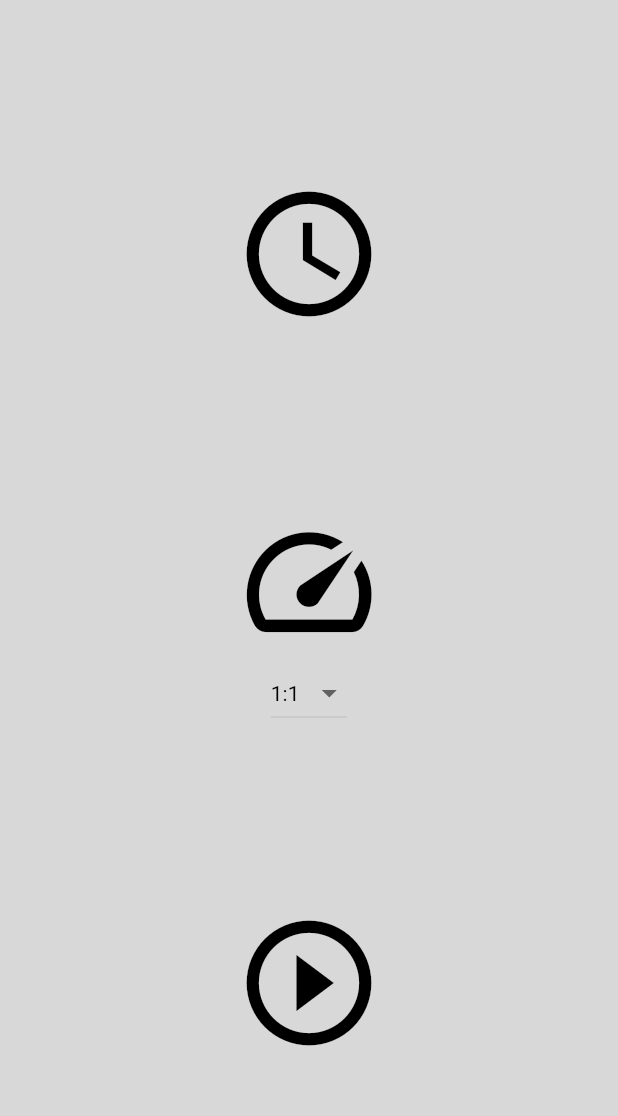
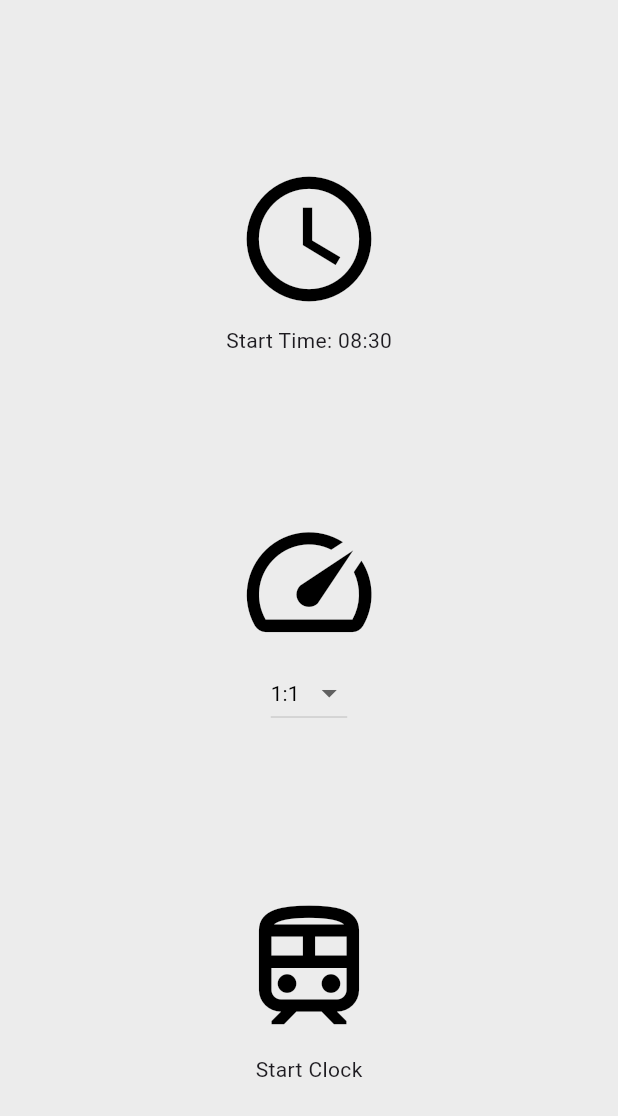
Before and after one commit to RunProgram/Chrono-Loco-Fast-Clock-, a Flutter app: the screen it shows after launch, on a phone screen of 412 x 824 dp. Shown: the top 1116 px of the screen. Run offline on Flutter 3.47's test engine with Material 3 defaults, Android fonts, the phone set to English and light mode, and no system bars; our stand-ins replace firebase_core; accounts and stored records are empty.

Commit message:
Added analog clock and cleaned up UI a little bit.

```diff
--- a/lib/homepage.dart
+++ b/lib/homepage.dart
@@ -16,6 +16,16 @@ class _HomePageState extends State<HomePage>{
 
   int speed = 1;
 
+  String sMinute = "";
+  String sHour = "";
+
+  @override
+  void initState(){
+    super.initState();
+    sHour = _timeOfDay.hour.toString().padLeft(2, "0");
+    sMinute = _timeOfDay.minute.toString().padLeft(2, "0");
+  }
+
   void _showTimePicker(){
     showTimePicker(
       context: context,
@@ -27,6 +37,9 @@ class _HomePageState extends State<HomePage>{
           }
 
           _timeOfDay = value;
+
+          sHour = _timeOfDay.hour.toString().padLeft(2, "0");
+          sMinute = _timeOfDay.minute.toString().padLeft(2, "0");
 
       });
     });
@@ -51,10 +64,12 @@ class _HomePageState extends State<HomePage>{
   Widget build(BuildContext context){
     return Scaffold(
       body: Center(
+
         child: Column(
           mainAxisAlignment: MainAxisAlignment.spaceEvenly,
           children: [
-            IconButton(
+            Column(children: [
+              IconButton(
               onPressed: _showTimePicker,
               icon: const Icon(
                 Icons.access_time,
@@ -66,9 +81,10 @@ class _HomePageState extends State<HomePage>{
              // ),
               color: Colors.black,
             ),
+            Text('Start Time: ' + sHour + ':' + sMinute),
+            ],),
 
             Column(children: [
-
             const Icon(
               Icons.speed,
               size: 100,
@@ -92,10 +108,11 @@ class _HomePageState extends State<HomePage>{
 
             ],),
 
-            IconButton(
+            Column(children: [
+              IconButton(
               onPressed: nextPage,
               icon: const Icon(
-                Icons.play_circle_outline,
+                Icons.train_outlined,
               ),
               iconSize: 100,
               //child: const Padding(
@@ -103,7 +120,11 @@ class _HomePageState extends State<HomePage>{
               //  child: Text('START', style: TextStyle(color: Colors.white, fontSize: 30)),
               //),
               color: Colors.black,
-            )
+            ),
+
+            Text("Start Clock"),
+
+            ],)
           ],
         ),
       ),
--- a/lib/main.dart
+++ b/lib/main.dart
@@ -1,11 +1,10 @@
 import 'package:flutter/material.dart';
 import 'homepage.dart';
 
-import 'package:firebase_core/firebase_core.dart';
-import 'firebase_options.dart';
+//import 'package:firebase_core/firebase_core.dart';
+//import 'firebase_options.dart';
 
 void main() {
-
   runApp(const MyApp());
 }
 
@@ -22,7 +21,7 @@ class MyApp extends StatelessWidget {
     return MaterialApp(
       debugShowCheckedModeBanner: false,
       title: 'Fast Clock',
-      theme: ThemeData(scaffoldBackgroundColor: const Color(0xFFD8D8D8,),),
+      theme: ThemeData(scaffoldBackgroundColor: Color.fromARGB(206, 231, 231, 231),),
       home: HomePage(),
     );
   }
```
Also changed, not shown: lib/analogcircle.dart (added, +44 -0 lines), lib/clockface.dart (added, +55 -0 lines), lib/hourpointer.dart (added, +34 -0 lines), lib/minutepointer.dart (added, +34 -0 lines), lib/timepage.dart (+6 -8 lines), lib/assets/bg.jpg (added), lib/assets/icons8-mantlepiece-clock-48.png (added).
